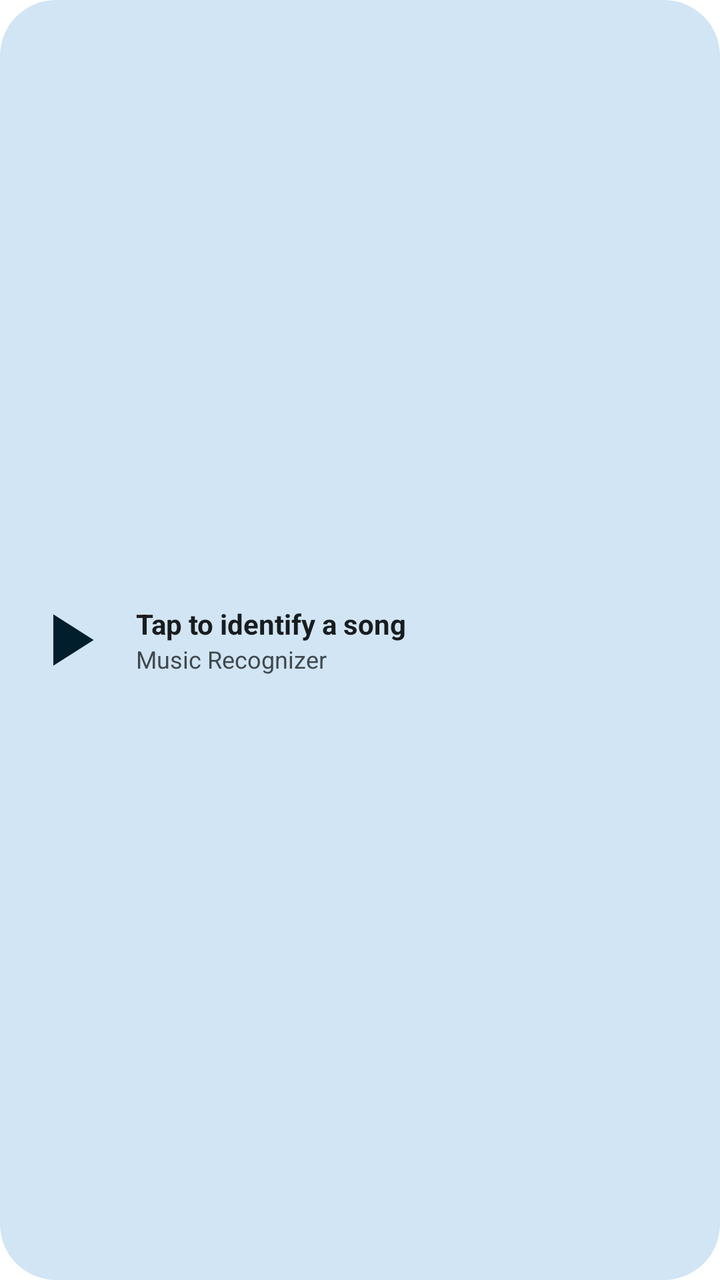
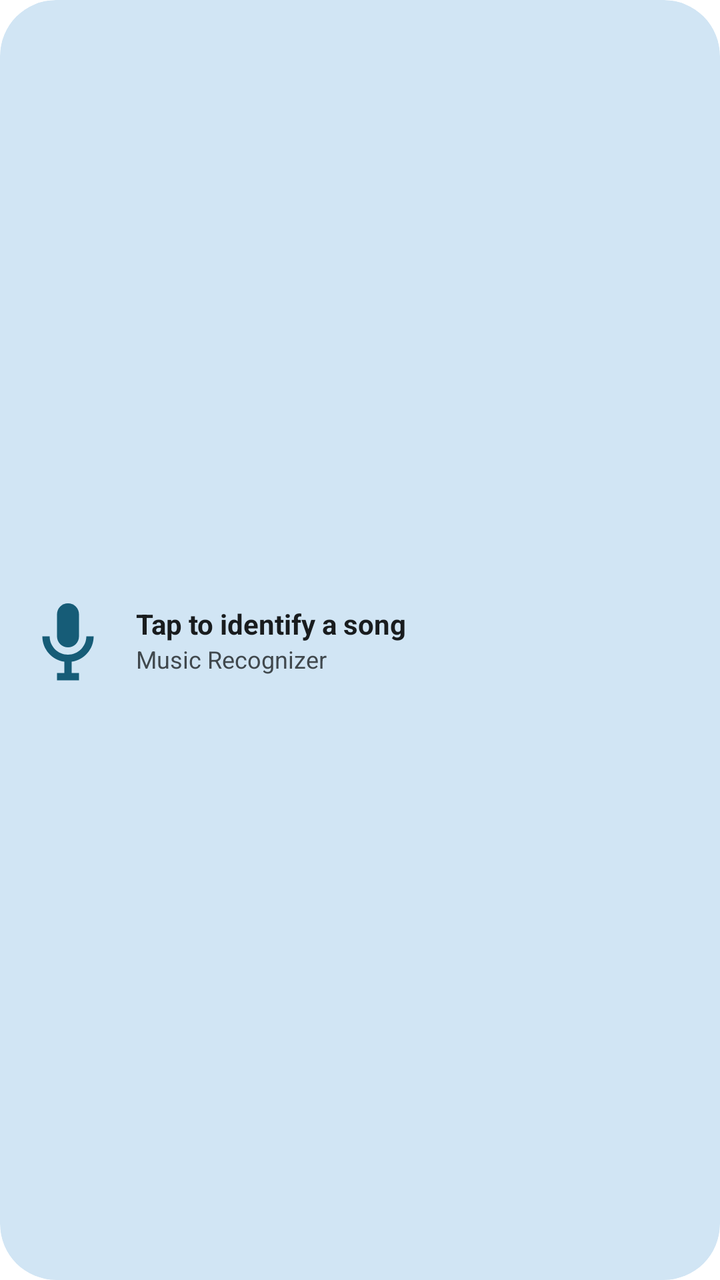

An Android layout rendered at two revisions. The XML below is the earlier revision; the diff shows what the commit changed to produce the second picture.
<!-- AndroidManifest.xml: application theme Theme.Metrolist -->
<!-- res/layout/widget_recognizer.xml -->
<?xml version="1.0" encoding="utf-8"?>
<FrameLayout xmlns:android="http://schemas.android.com/apk/res/android"
    android:id="@android:id/background"
    android:layout_width="match_parent"
    android:layout_height="match_parent"
    android:background="@drawable/widget_background"
    android:padding="12dp"
    android:theme="@style/Theme.Widget.Metrolist">

    <LinearLayout
        android:id="@+id/widget_recognizer_root"
        android:layout_width="match_parent"
        android:layout_height="match_parent"
        android:orientation="horizontal"
        android:gravity="center_vertical">

        
        <ImageView
            android:id="@+id/widget_recognizer_art"
            android:layout_width="56dp"
            android:layout_height="56dp"
            android:scaleType="centerCrop"
            android:visibility="gone"
            android:contentDescription="@string/album_art" />

        <ImageView
            android:id="@+id/widget_recognizer_icon"
            android:layout_width="44dp"
            android:layout_height="44dp"
            android:src="@drawable/ic_widget_play_low"
            android:contentDescription="@string/widget_recognizer_mic_desc" />

        <LinearLayout
            android:layout_width="0dp"
            android:layout_height="wrap_content"
            android:layout_weight="1"
            android:layout_marginStart="12dp"
            android:orientation="vertical">

            <TextView
                android:id="@+id/widget_recognizer_title"
                android:layout_width="match_parent"
                android:layout_height="wrap_content"
                android:maxLines="1"
                android:ellipsize="end"
                android:text="@string/widget_recognizer_tap_to_search"
                android:textStyle="bold"
                android:textSize="14sp"
                android:textColor="?android:attr/textColorPrimary" />

            <TextView
                android:id="@+id/widget_recognizer_subtitle"
                android:layout_width="match_parent"
                android:layout_height="wrap_content"
                android:maxLines="1"
                android:ellipsize="end"
                android:text="@string/widget_recognizer_name"
                android:textSize="12sp"
                android:textColor="?android:attr/textColorSecondary" />
        </LinearLayout>
    </LinearLayout>
</FrameLayout>
<!-- resources referenced by this layout -->
<resources>
  <!-- drawable ic_widget_play_low (drawable) -->
  <vector xmlns:android="http://schemas.android.com/apk/res/android"
      android:height="24dp"
      android:viewportHeight="24"
      android:viewportWidth="24"
      android:width="24dp">
      <path
          android:fillColor="@color/widget_play_button_low_icon"
          android:pathData="M8,5v14l11,-7z"/>
  </vector>
  <!-- drawable widget_background (drawable) -->
  <?xml version="1.0" encoding="utf-8"?>
  <shape xmlns:android="http://schemas.android.com/apk/res/android"
      xmlns:tools="http://schemas.android.com/tools"
      android:shape="rectangle">
      <solid android:color="@android:color/system_accent1_100"
          tools:targetApi="31" />
      <corners android:radius="28dp" />
  </shape>
  <string name="album_art">Album art</string>
  <string name="widget_recognizer_mic_desc">Identify a song</string>
  <string name="widget_recognizer_name">Music Recognizer</string>
  <string name="widget_recognizer_tap_to_search">Tap to identify a song</string>
  <style name="Theme.Widget.Metrolist" parent="@android:style/Theme.DeviceDefault.DayNight">
          <item name="android:colorBackground">#E6E1E5</item>
      </style>
  <style name="Theme.Metrolist" parent="android:Theme.Material.Light.NoActionBar">
          <item name="android:windowContentOverlay">@null</item>
          <item name="android:windowDrawsSystemBarBackgrounds">true</item>
          <item name="android:windowMinWidthMinor">100%</item>
          <item name="android:windowMinWidthMajor">100%</item>
          <item name="android:windowNoTitle">true</item>
          <item name="android:windowBackground">#ffffff</item>
          <item name="android:enforceNavigationBarContrast" tools:ignore="NewApi">false</item>
          <item name="android:statusBarColor">@android:color/transparent</item>
          <item name="android:navigationBarColor">@android:color/transparent</item>
      </style>
  <color name="widget_play_button_low_icon">@color/widget_on_primary_container</color>
  <color name="widget_on_primary_container">#21005D</color>
</resources>

<!-- the commit's change to res/layout/widget_recognizer.xml (unified diff, before → after) -->
@@ -4,6 +4,7 @@
     android:layout_width="match_parent"
     android:layout_height="match_parent"
     android:background="@drawable/widget_background"
+    android:clipToOutline="true"
     android:padding="12dp"
     android:theme="@style/Theme.Widget.Metrolist">
 
@@ -27,7 +28,8 @@
             android:id="@+id/widget_recognizer_icon"
             android:layout_width="44dp"
             android:layout_height="44dp"
-            android:src="@drawable/ic_widget_play_low"
+            android:src="@drawable/ic_widget_mic"
+            android:alpha="0.9"
             android:contentDescription="@string/widget_recognizer_mic_desc" />
 
         <LinearLayout
<!-- resource entries referenced after the edit -->
@@ -1,23 +1,34 @@
 <!-- resources referenced by this layout -->
 <resources>
-  <!-- drawable ic_widget_play_low (drawable) -->
+  <!-- drawable ic_widget_mic (drawable) -->
+  <?xml version="1.0" encoding="utf-8"?>
   <vector xmlns:android="http://schemas.android.com/apk/res/android"
+      android:width="24dp"
       android:height="24dp"
+      android:viewportWidth="24"
       android:viewportHeight="24"
-      android:viewportWidth="24"
-      android:width="24dp">
+      android:tint="@color/widget_on_primary_container">
+  
+      
       <path
-          android:fillColor="@color/widget_play_button_low_icon"
-          android:pathData="M8,5v14l11,-7z"/>
+          android:fillColor="@color/widget_on_primary_container"
+          android:pathData="M12,14c1.66,0 3,-1.34 3,-3L15,5c0,-1.66 -1.34,-3 -3,-3S9,3.34 9,5l0,6c0,1.66 1.34,3 3,3z" />
+  
+      
+      <path
+          android:fillColor="@color/widget_on_primary_container"
+          android:pathData="M17,11c0,2.76 -2.24,5 -5,5s-5,-2.24 -5,-5L5,11c0,3.53 2.61,6.43 6,6.92L11,21L9,21l0,2l6,0l0,-2l-2,0l0,-3.08c3.39,-0.49 6,-3.39 6,-6.92l-2,0z" />
+  
   </vector>
   <!-- drawable widget_background (drawable) -->
   <?xml version="1.0" encoding="utf-8"?>
   <shape xmlns:android="http://schemas.android.com/apk/res/android"
-      xmlns:tools="http://schemas.android.com/tools"
       android:shape="rectangle">
-      <solid android:color="@android:color/system_accent1_100"
-          tools:targetApi="31" />
+      <solid android:color="#D9101114" />
       <corners android:radius="28dp" />
+      <stroke
+          android:width="1dp"
+          android:color="#26FFFFFF" />
   </shape>
   <string name="album_art">Album art</string>
   <string name="widget_recognizer_mic_desc">Identify a song</string>
@@ -37,7 +48,6 @@
           <item name="android:statusBarColor">@android:color/transparent</item>
           <item name="android:navigationBarColor">@android:color/transparent</item>
       </style>
-  <color name="widget_play_button_low_icon">@color/widget_on_primary_container</color>
   <color name="widget_on_primary_container">#21005D</color>
 </resources>
 
